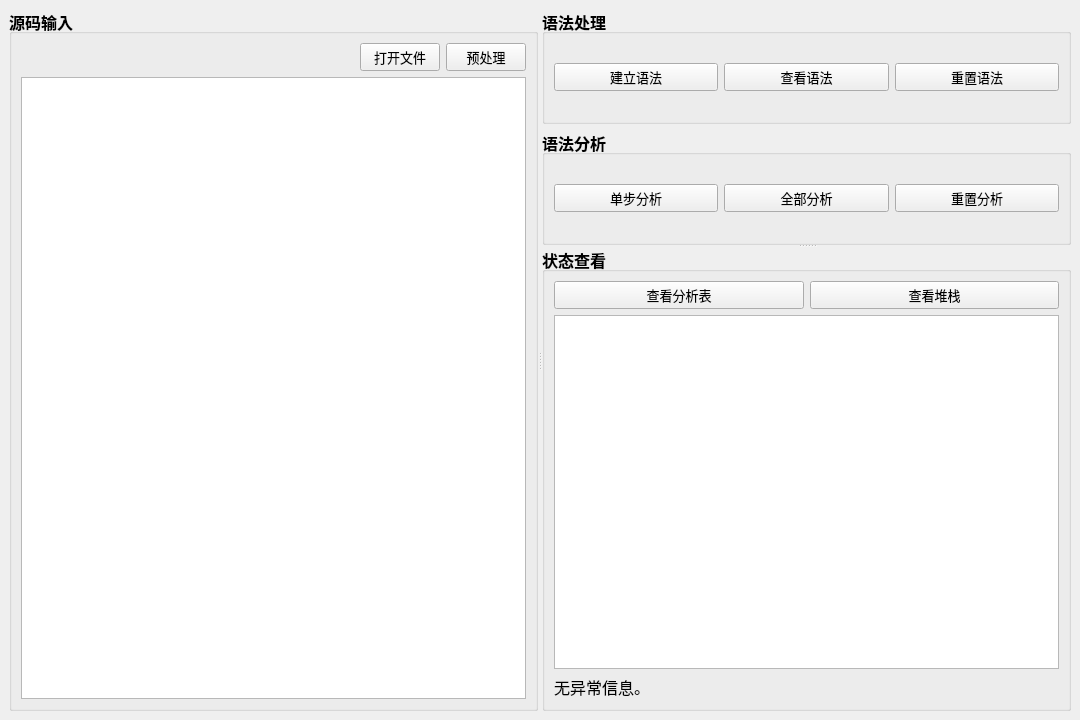
xw1216/LLGrammarAnalyzer, file mainwindow.ui: the form before one commit.
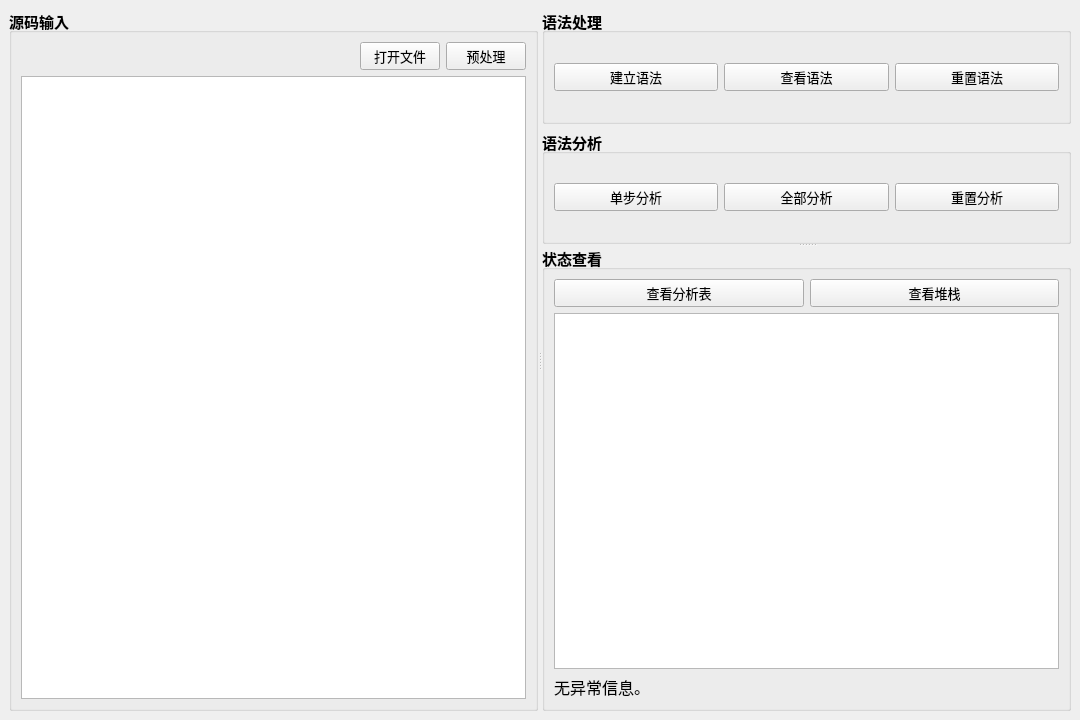
The form after the commit. Icons and pictures are not drawn.

Commit message: Form completed and Debug with read grammar file.

```diff
--- a/mainwindow.ui
+++ b/mainwindow.ui
@@ -34,7 +34,7 @@
        <property name="font">
         <font>
          <family>Microsoft YaHei UI</family>
-         <pointsize>12</pointsize>
+         <pointsize>11</pointsize>
          <weight>75</weight>
          <bold>true</bold>
         </font>
@@ -122,7 +122,7 @@
            <property name="font">
             <font>
              <family>Microsoft YaHei UI</family>
-             <pointsize>12</pointsize>
+             <pointsize>11</pointsize>
              <weight>75</weight>
              <bold>true</bold>
             </font>
@@ -188,7 +188,7 @@
            <property name="font">
             <font>
              <family>Microsoft YaHei UI</family>
-             <pointsize>12</pointsize>
+             <pointsize>11</pointsize>
              <weight>75</weight>
              <bold>true</bold>
             </font>
@@ -255,7 +255,7 @@
         <property name="font">
          <font>
           <family>Microsoft YaHei UI</family>
-          <pointsize>12</pointsize>
+          <pointsize>11</pointsize>
           <weight>75</weight>
           <bold>true</bold>
          </font>
```
The commit also changes 6 other files.
